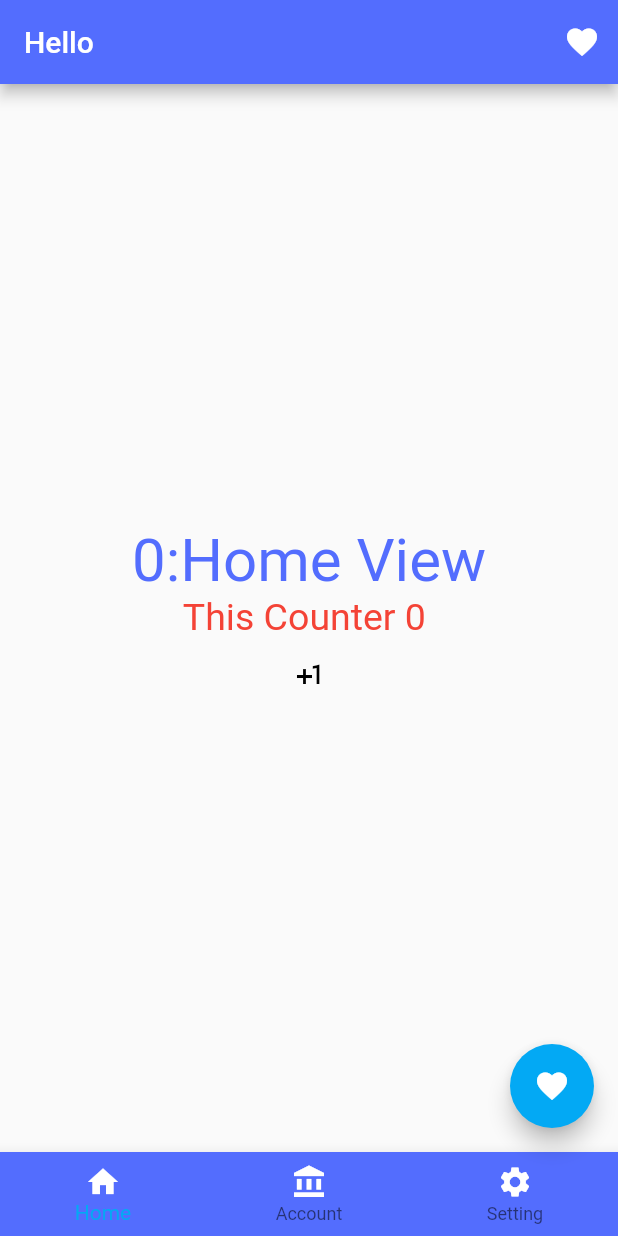
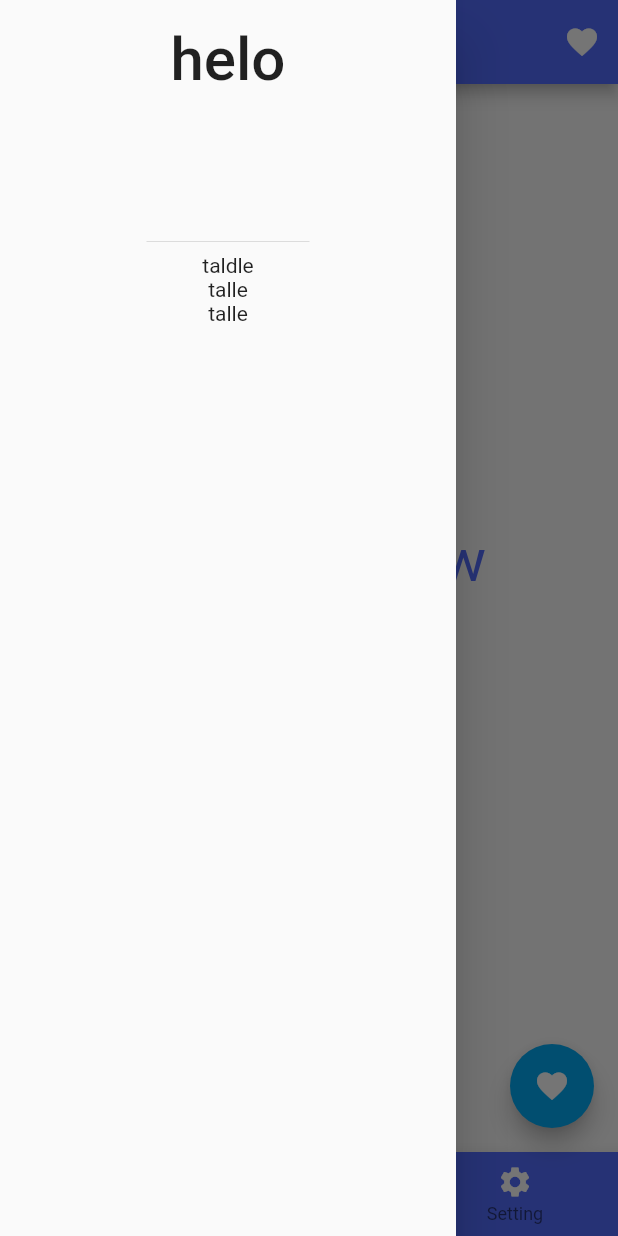
Before and after one commit to TalelMejri/learning_flutter, a Flutter app: the screen it shows after launch, with the side drawer open (before the commit the screen has no drawer), on a phone screen of 412 x 824 dp. Run offline on Flutter 3.47's test engine with Material 2 defaults, Android fonts, the light colour scheme and no system bars.

Commit message:
add Drawer

```diff
--- a/lib/main.dart
+++ b/lib/main.dart
@@ -147,7 +147,7 @@ class _MyHomePage extends State<MyHomePage> {
           backgroundColor: Colors.indigoAccent,
           currentIndex: selectIndex,
           onTap: cliquedItem,
-          items: <BottomNavigationBarItem>[
+          items: const <BottomNavigationBarItem>[
             BottomNavigationBarItem(
                 icon: Icon(
                   Icons.home,
@@ -166,7 +166,17 @@ class _MyHomePage extends State<MyHomePage> {
                   color: Colors.white,
                 ),
                 label: "Setting")
-          ]),
+          ],
+          ),
+          drawer: Drawer(
+            child: Column(children: const<Widget>[
+                DrawerHeader(child: Text("helo",style: TextStyle(fontSize: 40))),
+                Text("taldle"),
+                Text("talle"),
+                Text("talle"),
+            ],
+            ),
+          ),
     );
   }
 }
```
